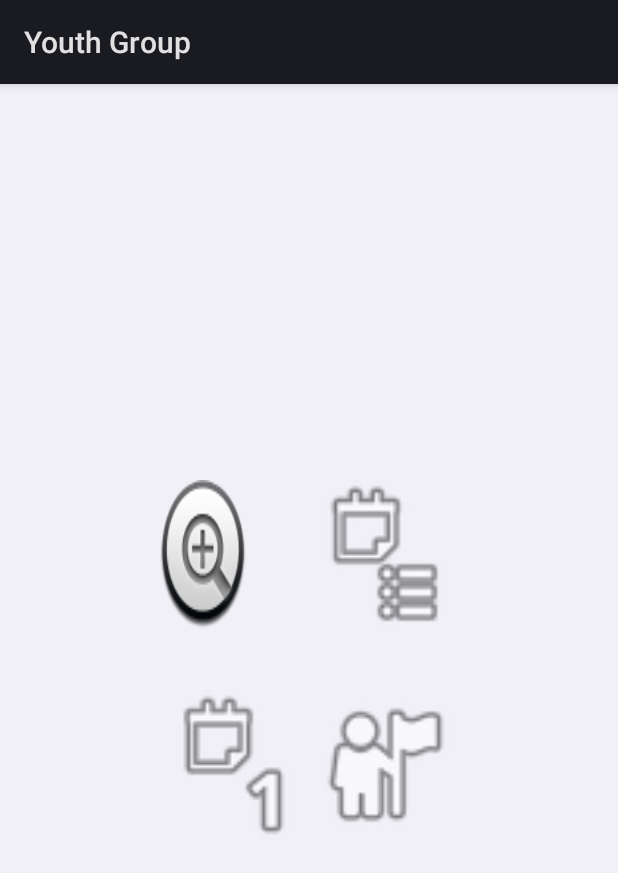
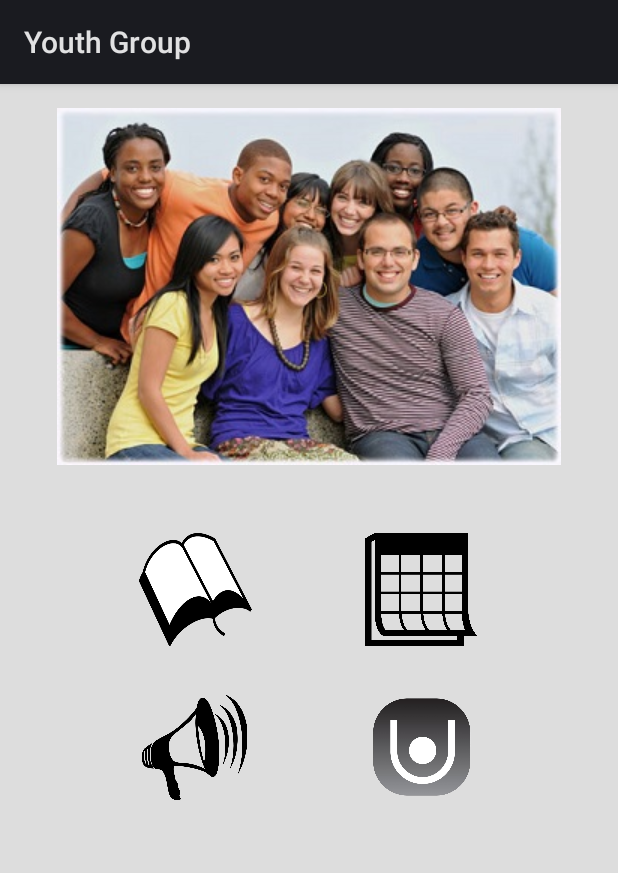
Before and after one commit to ajohnsonRH/YouthGroupApplication, an Android app: the screen it shows after launch (HomeActivity), on a phone screen of 412 x 824 dp. Shown: the top 873 px of the screen. Run offline under Robolectric (Android 15) with nearby library versions, the phone set to English and light mode, and no system bars.

Commit message:
Worked on updating layout for home screen. Not working upon startup due to out of memory error.

```diff
--- a/ChurchApplication/app/src/main/AndroidManifest.xml
+++ b/ChurchApplication/app/src/main/AndroidManifest.xml
@@ -12,7 +12,6 @@
             android:label="@string/app_name" >
             <intent-filter>
                 <action android:name="android.intent.action.MAIN" />
-
                 <category android:name="android.intent.category.LAUNCHER" />
             </intent-filter>
         </activity>
--- a/ChurchApplication/app/src/main/res/layout/activity_home.xml
+++ b/ChurchApplication/app/src/main/res/layout/activity_home.xml
@@ -2,6 +2,7 @@
     xmlns:tools="http://schemas.android.com/tools"
     android:layout_width="match_parent"
     android:layout_height="match_parent"
+    android:background="@color/grey"
     android:paddingLeft="@dimen/activity_horizontal_margin"
     android:paddingRight="@dimen/activity_horizontal_margin"
     android:paddingTop="@dimen/activity_vertical_margin"
@@ -9,47 +10,59 @@
     tools:context=".HomeActivity">
 
     <ImageView
-        android:layout_width="match_parent"
-        android:layout_height="wrap_content" />
+        android:id="@+id/groupPic"
+        android:layout_width="wrap_content"
+        android:layout_height="wrap_content"
+        android:layout_centerHorizontal="true"
+        android:src="@drawable/youth_group" />
 
     <TableLayout
         android:layout_centerVertical="true"
         android:layout_centerHorizontal="true"
         android:layout_width="wrap_content"
-        android:layout_height="wrap_content">
+        android:layout_height="wrap_content"
+        android:layout_below="@+id/groupPic">
 
         <TableRow
             android:id="@+id/menu_row_1"
-            android:padding="20dp"
+            android:layout_marginTop="45dp"
             android:layout_centerHorizontal="true">
 
             <ImageButton
                 android:id="@+id/tenbytenButton"
-                android:padding="50dp"
-                android:background="@android:drawable/btn_plus">Ten by Ten</ImageButton>
+                android:background="@drawable/bible"
+                android:layout_height="75dp"
+                android:layout_width="75dp"
+                android:layout_marginRight="75dp">Ten by Ten</ImageButton>
 
             <ImageButton
                 android:id="@+id/eventsButton"
-                android:padding="50dp"
-                android:background="@android:drawable/ic_menu_agenda">Events
+                android:background="@drawable/calendar"
+                android:layout_width="75dp"
+                android:layout_height="75dp">Events
             </ImageButton>
+
         </TableRow>
 
         <TableRow
             android:id="@+id/menu_row_2"
-            android:padding="20dp"
+            android:layout_marginTop="30dp"
             android:layout_centerHorizontal="true">
 
             <ImageButton
                 android:id="@+id/announcementsButton"
-                android:background="@android:drawable/ic_menu_day"
-                android:padding="50dp">Announcements</ImageButton>
+                android:background="@drawable/megaphone"
+                android:layout_width="75dp"
+                android:layout_height="75dp"
+                android:layout_marginRight="75dp">Announcements</ImageButton>
 
             <ImageButton
                 android:id="@+id/aboutUsButton"
-                android:padding="50dp"
-                android:background="@android:drawable/ic_menu_myplaces">About Us
+                android:background="@drawable/unhindered_logo"
+                android:layout_width="75dp"
+                android:layout_height="75dp">About Us
             </ImageButton>
+
         </TableRow>
     </TableLayout>
 
```
Also changed, not shown: ChurchApplication/app/src/main/res/drawable/bible.png (added), ChurchApplication/app/src/main/res/drawable/calendar.png (added), ChurchApplication/app/src/main/res/drawable/megaphone.png (added), ChurchApplication/app/src/main/res/drawable/unhindered_logo.png (added), 2 other files.
